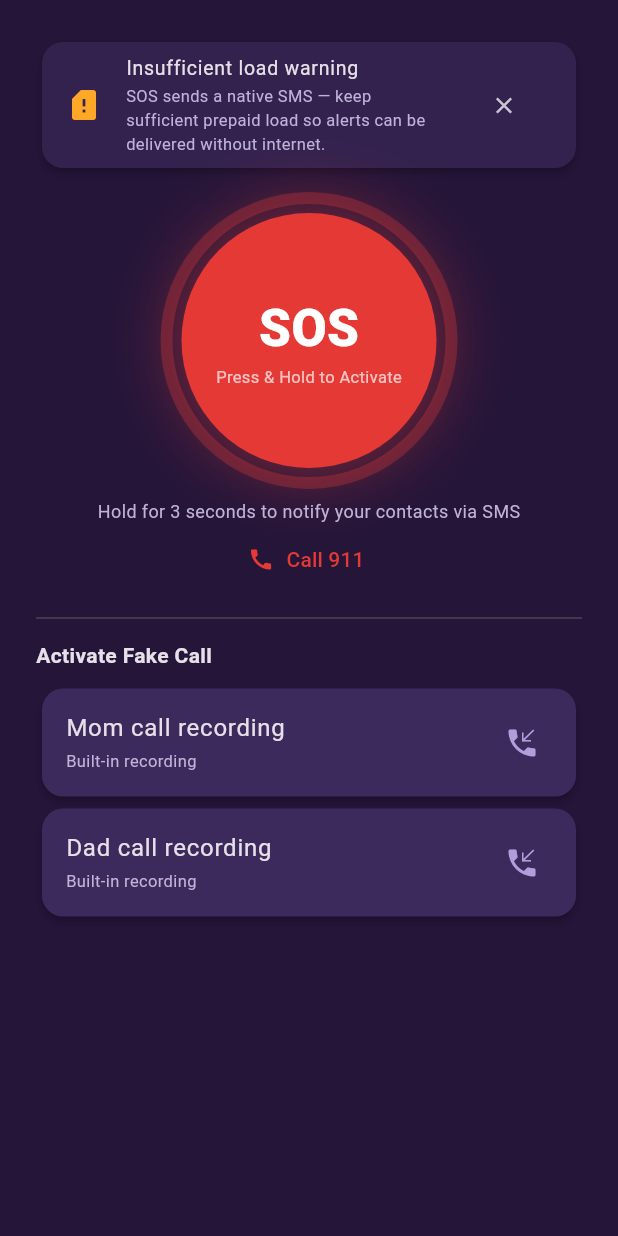
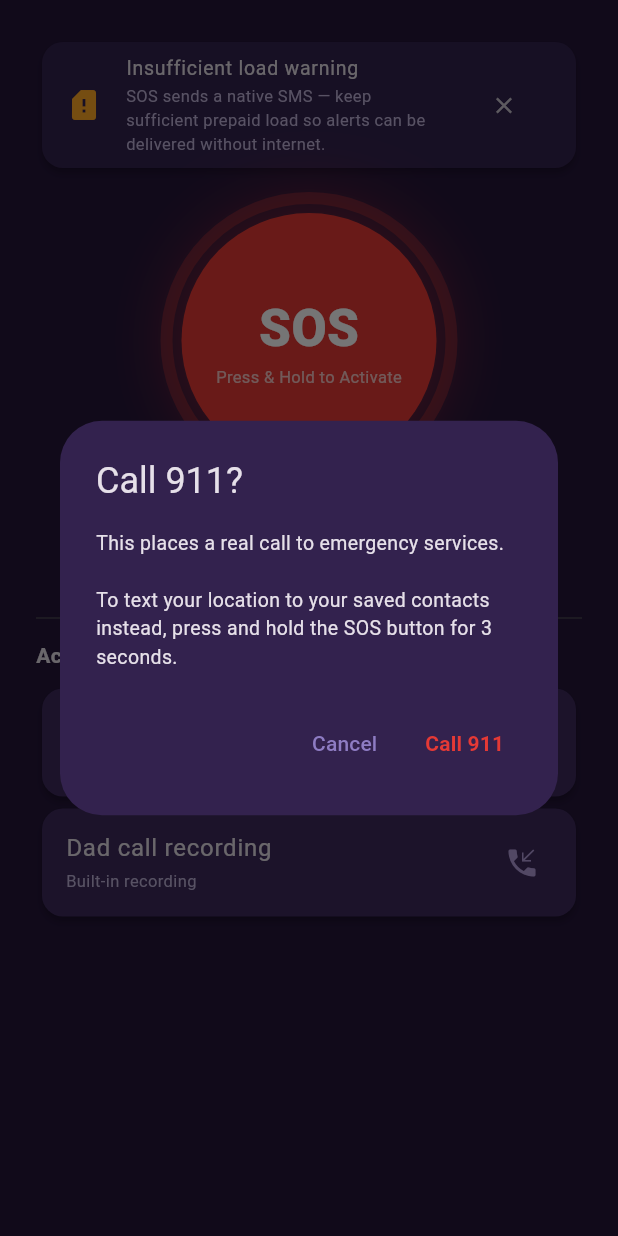
Before and after one commit to AlasdairDev/navalert, a Flutter app: the EmergencyView screen opened directly, after a tap on "Call 911", on a phone screen of 412 x 824 dp. Run offline on Flutter 3.47's test engine with Material 3 defaults, Android fonts, the phone set to English and light mode, and no system bars; our stand-ins replace audioplayers, clock, flutter_local_notifications, flutter_map, flutter_secure_storage, geolocator and 4 more; missing offline and left inert: flutter_map_cancellable_tile_provider, home_widget, record; accounts and stored records are empty.

Commit message:
feat: SOS retry cadence, separated triggers, lock-screen SOS action
C1 - retry cadence: 3 fast attempts (initial send + two at 30s), then
every 15 minutes until delivered. Replaces the one-shot periodic timer
with a rescheduling one, because a periodic timer cannot change its own
interval. Since slow retry never gives up, the old 'could NOT be sent'
message can no longer fire, so onSosRetryBackoff now tells the rider
once that delivery is still pending and points them at Call 911.

C2 - trigger separation: Call 911 dialled emergency services on a
SINGLE TAP with no confirmation, on a panic screen directly beneath a
190px SOS target. It now confirms. SOS and Fake Call on the trip screen
were 14px apart - close enough for one thumb to catch both, the most
likely cause of the reported simultaneous trigger - now 40px.

C3 - lock-screen SOS: adds an 'SOS - send my location' action, listed
first so Android's action-row collapsing cannot drop it. Wired in the
shell, not TripViewModel, which has no SosService; giving it one would
create a second independent retry queue sending duplicate SMS.

```diff
--- a/lib/services/sos_service.dart
+++ b/lib/services/sos_service.dart
@@ -26,7 +26,7 @@ class SosService {
   static const _uuid = Uuid();
 
   Timer? _retryTimer;
-  int _retriesLeft = 0;
+  int _attemptsMade = 0;
   List<EmergencyContact> _queuedContacts = [];
   String _queuedMessage = '';
   String? _queuedSosId;
@@ -142,32 +142,68 @@ class SosService {
     return address == null ? coords : 'Location: $address\n$coords';
   }
 
+  /// Fast attempts made before backing off, INCLUDING the initial send in
+  /// [triggerSos]. So: send, then two 30-second retries.
+  static const int fastAttempts = 3;
+  static const Duration fastRetryGap = Duration(seconds: 30);
+
+  /// Back-off gap once the fast attempts are exhausted. Retrying continues at
+  /// this interval until the SMS is delivered.
+  static const Duration slowRetryGap = Duration(minutes: 15);
+
+  /// Fired once when the fast attempts fail and the SOS drops into slow retry.
+  ///
+  /// DO NOT MODIFY LOGIC: because slow retry never gives up, the "SOS could NOT
+  /// be sent" message can no longer fire — so without this the rider would sit
+  /// in silence believing help is on the way. They must be told delivery is
+  /// still pending so they can Call 911 instead of waiting.
+  void Function(int attemptsMade)? onSosRetryBackoff;
+
+  /// UC-7 Exception 1 — queue and retry when no SMS could be dispatched.
+  ///
+  /// DO NOT MODIFY LOGIC: [fastAttempts] quick tries, then a [slowRetryGap]
+  /// retry that continues UNTIL DELIVERED. There is deliberately no give-up
+  /// path: a queued SOS that quietly expires is the worst outcome for this
+  /// feature. The timer is cancelled by [dispose] and by a successful send.
   void _queueRetry(
       String sosId, List<EmergencyContact> contacts, String message) {
     _queuedSosId = sosId;
     _queuedContacts = contacts;
     _queuedMessage = message;
-    _retriesLeft = 5;
+    // The initial send in triggerSos already counted as attempt 1.
+    _attemptsMade = 1;
     _retryTimer?.cancel();
-    _retryTimer = Timer.periodic(const Duration(seconds: 30), (t) async {
-      if (_retriesLeft-- <= 0) {
-        t.cancel();
-        // Out of attempts: record the failure and tell the rider, so they can
-        // fall back to Call 911 instead of waiting on help that never left.
-        await _markQueuedSos('failed', 0);
-        onQueuedSosResolved?.call(false, 0);
-        return;
+    _scheduleRetry(fastRetryGap);
   }
+
+  void _scheduleRetry(Duration gap) {
+    _retryTimer?.cancel();
+    // One-shot rather than periodic: the gap CHANGES once the fast attempts run
+    // out, and a periodic timer cannot switch its own interval.
+    _retryTimer = Timer(gap, _attemptRetry);
+  }
+
+  Future<void> _attemptRetry() async {
     var sent = 0;
     for (final c in _queuedContacts) {
       if (await _sendNativeSms(c.phoneNumber, _queuedMessage)) sent++;
     }
+    _attemptsMade++;
+
     if (sent > 0) {
-        t.cancel();
+      _retryTimer?.cancel();
+      _retryTimer = null;
       await _markQueuedSos('active', sent);
       onQueuedSosResolved?.call(true, sent);
+      return;
     }
-    });
+
+    if (_attemptsMade == fastAttempts) {
+      // Fast attempts exhausted — tell the rider once, then back off.
+      onSosRetryBackoff?.call(_attemptsMade);
+    }
+    _scheduleRetry(
+        _attemptsMade < fastAttempts ? fastRetryGap : slowRetryGap);
   }
 
   /// DO NOT MODIFY LOGIC: stops the queued-SOS retry. The timer fires every
@@ -178,6 +214,10 @@ class SosService {
     _retryTimer?.cancel();
     _retryTimer = null;
     onQueuedSosResolved = null;
+    // The slow retry runs every 15 minutes indefinitely, so this callback would
+    // outlive the ViewModel by far longer than the old 30-second one. Clear it
+    // with the others or it notifies a disposed listener.
+    onSosRetryBackoff = null;
   }
 
   /// Storage failures are swallowed: losing the audit row must never stop the
--- a/lib/services/trip_notification_service.dart
+++ b/lib/services/trip_notification_service.dart
@@ -18,6 +18,22 @@ class TripNotificationService {
   /// Called when the rider taps "End trip" on the lock-screen widget.
   VoidCallback? onEndTrip;
 
+  /// Called when the rider taps "SOS — send my location" on the lock-screen
+  /// widget.
+  ///
+  /// DO NOT MODIFY LOGIC: this fires the SAME `fireSos` path as the on-screen
+  /// button and the volume shortcut, so its in-flight guard already prevents
+  /// duplicate SMS if the notification is tapped twice.
+  ///
+  /// LIMITATION, stated rather than hidden: this is delivered through
+  /// `onDidReceiveNotificationResponse`, which only runs while the Flutter
+  /// engine is alive. With the app swiped away the tap re-launches the app
+  /// (`showsUserInterface: true`) and the SOS fires once it is up. A true
+  /// headless send from a killed process needs a background isolate with its
+  /// own database and platform-channel setup — the volume shortcut and the
+  /// home-screen widget remain the fully headless SOS paths.
+  VoidCallback? onSos;
+
   /// Idempotent under concurrency: main() fires this without awaiting and
   /// showTrip() awaits it again — caching the Future guarantees
   /// FlutterLocalNotificationsPlugin.initialize() runs exactly once even
@@ -31,6 +47,7 @@ class TripNotificationService {
       ),
       onDidReceiveNotificationResponse: (response) {
         if (response.actionId == 'end_trip') onEndTrip?.call();
+        if (response.actionId == 'sos_send') onSos?.call();
       },
     );
   }
@@ -103,7 +120,17 @@ class TripNotificationService {
           showWhen: false,
           visibility: NotificationVisibility.public,
           category: AndroidNotificationCategory.navigation,
+          // DO NOT MODIFY LOGIC: SOS is listed FIRST. Android collapses the
+          // action row on narrow lock screens and drops the trailing actions,
+          // so the emergency action must never be the one that gets cut.
+          //
+          // NOTE FOR THE UI TEAM: a notification cannot be styled like the
+          // home-screen App Widget — Android renders it, and 12+ reformats
+          // custom layouts. These are system-drawn text actions by necessity,
+          // not by choice.
           actions: [
+            AndroidNotificationAction('sos_send', 'SOS — send my location',
+                showsUserInterface: true),
             AndroidNotificationAction('open_app', 'Open in App',
                 showsUserInterface: true),
             AndroidNotificationAction('end_trip', 'End trip',
--- a/lib/viewmodels/emergency_viewmodel.dart
+++ b/lib/viewmodels/emergency_viewmodel.dart
@@ -19,6 +19,17 @@ class EmergencyViewModel extends ChangeNotifier {
     // A queued SOS resolves minutes later, long after fireSos() returned.
     // Report the outcome either way — especially the failure, so the rider
     // stops waiting on an SMS that was never delivered and can Call 911.
+    // DO NOT MODIFY LOGIC: the slow retry never gives up, so the "could NOT be
+    // sent" message below can no longer fire on its own. Without this the rider
+    // would be left in silence assuming the SOS went out. Say plainly that it
+    // has not, and point at Call 911.
+    _sos.onSosRetryBackoff = (attempts) {
+      statusMessage =
+          'SOS not delivered after $attempts attempts — no cellular signal. '
+          'NavAlert will keep retrying every 15 minutes, but use Call 911 if '
+          'you are in danger.';
+      notifyListeners();
+    };
     _sos.onQueuedSosResolved = (delivered, count) {
       statusMessage = delivered
           ? 'Signal restored — SOS sent to $count '
--- a/lib/views/emergency_view.dart
+++ b/lib/views/emergency_view.dart
@@ -175,8 +175,19 @@ class EmergencyView extends StatelessWidget {
                     style: const TextStyle(
                         color: NavAlertColors.warning, fontSize: 12)),
               ),
+            // ╔════════════════════════════════════════════════════════════╗
+            // ║ DO NOT MODIFY LOGIC - CAPSTONE DEFENSE CRITICAL:           ║
+            // ║ CALL 911 IS A SEPARATE, CONFIRMED TRIGGER.                 ║
+            // ║                                                            ║
+            // ║ UI TEAM: restyle the button, keep the confirm dialog. This ║
+            // ║ used to dial 911 on a SINGLE TAP with no confirmation, on  ║
+            // ║ a screen used by people in a panic, directly beneath a     ║
+            // ║ 190 px SOS target — a mis-tap placed a real emergency call.║
+            // ║ SOS SMS, the fake call, and 911 must each need their own   ║
+            // ║ deliberate action; never collapse them into one gesture.   ║
+            // ╚════════════════════════════════════════════════════════════╝
             TextButton.icon(
-              onPressed: () => context.read<EmergencyViewModel>().call911(),
+              onPressed: () => _confirmCall911(context),
               icon: const Icon(Icons.call, color: NavAlertColors.danger),
               label: const Text('Call 911',
                   style: TextStyle(color: NavAlertColors.danger)),
@@ -246,6 +257,40 @@ class EmergencyView extends StatelessWidget {
     );
   }
 
+  /// Confirm before placing a REAL emergency call.
+  ///
+  /// DO NOT MODIFY LOGIC: 911 is a live emergency service. The dialog is the
+  /// separation between "I touched the screen" and "I called the police", and
+  /// it is what keeps this trigger distinct from the SOS hold beside it.
+  Future<void> _confirmCall911(BuildContext context) async {
+    final vm = context.read<EmergencyViewModel>();
+    final confirmed = await showDialog<bool>(
+      context: context,
+      builder: (ctx) => AlertDialog(
+        title: const Text('Call 911?'),
+        content: const Text(
+          'This places a real call to emergency services.\n\n'
+          'To text your location to your saved contacts instead, press and '
+          'hold the SOS button for 3 seconds.',
+          style: TextStyle(fontSize: 13),
+        ),
+        actions: [
+          TextButton(
+              onPressed: () => Navigator.of(ctx).pop(false),
+              child: const Text('Cancel')),
+          TextButton(
+            onPressed: () => Navigator.of(ctx).pop(true),
+            child: const Text('Call 911',
+                style: TextStyle(
+                    color: NavAlertColors.danger,
+                    fontWeight: FontWeight.w700)),
+          ),
+        ],
+      ),
+    );
+    if (confirmed == true) await vm.call911();
+  }
+
   void _showResult(BuildContext context) {
     // DO NOT MODIFY LOGIC: this runs from the 3-second hold timer, long after
     // the tap that armed it, so the Emergency tab may be gone by the time the
```
Also changed, not shown: lib/views/active_trip_view.dart (+9 -1 lines), lib/views/shell.dart (+21 -0 lines). Lines whose indentation alone changed are shown as unchanged.
